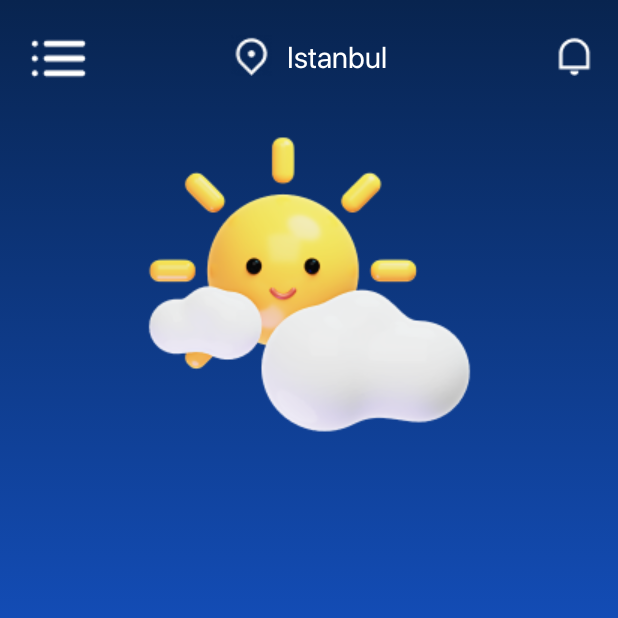
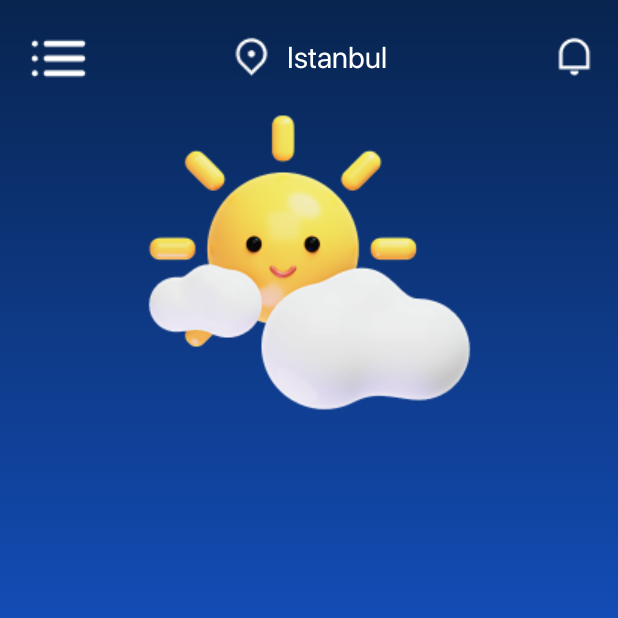
Before and after one commit to betulAkgull/sunnie, an Android app: the fragment HomeFragment shown on its own in the app's theme, on a phone screen of 412 x 824 dp, the top half of it. Run offline under Robolectric (Android 15) with nearby library versions, the phone set to English and light mode, and no system bars.

Commit message:
style changed

```diff
--- a/app/src/main/res/layout/fragment_home.xml
+++ b/app/src/main/res/layout/fragment_home.xml
@@ -1,19 +1,18 @@
 <?xml version="1.0" encoding="utf-8"?>
 <androidx.constraintlayout.widget.ConstraintLayout xmlns:android="http://schemas.android.com/apk/res/android"
     xmlns:app="http://schemas.android.com/apk/res-auto"
-    xmlns:tools="http://schemas.android.com/tools"
+    android:background="@drawable/bg_gradient"
     android:layout_width="match_parent"
     android:layout_height="match_parent">
 
     <ImageView
-        android:id="@+id/imageView2"
+        android:id="@+id/iv_menu"
         android:layout_width="wrap_content"
         android:layout_height="wrap_content"
         android:layout_marginTop="15dp"
         android:layout_marginStart="15dp"
         app:layout_constraintStart_toStartOf="parent"
         app:layout_constraintTop_toTopOf="parent"
-        android:background="@android:color/transparent"
         app:srcCompat="@drawable/ic_menu" />
 
     <LinearLayout
@@ -21,17 +20,16 @@
         android:layout_width="wrap_content"
         android:layout_height="wrap_content"
         android:layout_marginTop="8dp"
-        android:background="@android:color/transparent"
         android:orientation="horizontal"
         app:layout_constraintEnd_toEndOf="parent"
         app:layout_constraintHorizontal_bias="0.373"
-        app:layout_constraintStart_toEndOf="@+id/imageView2"
-        app:layout_constraintTop_toTopOf="@+id/imageView2">
+        app:layout_constraintStart_toEndOf="@+id/iv_menu"
+        app:layout_constraintTop_toTopOf="@+id/iv_menu">
 
         <ImageView
+            android:id="@+id/iv_location"
             android:layout_width="wrap_content"
             android:layout_height="wrap_content"
-            android:background="@android:color/transparent"
             android:src="@drawable/ic_map" />
 
         <TextView
@@ -40,7 +38,6 @@
             android:layout_width="wrap_content"
             android:layout_height="wrap_content"
             android:layout_marginStart="10dp"
-            android:background="@android:color/transparent"
             android:text="Istanbul" />
 
     </LinearLayout>
@@ -50,7 +47,6 @@
         android:layout_width="wrap_content"
         android:layout_height="wrap_content"
         android:layout_marginEnd="15dp"
-        android:background="@android:color/transparent"
         android:src="@drawable/ic_notif"
         app:layout_constraintEnd_toEndOf="parent"
         app:layout_constraintHorizontal_bias="1.0"
@@ -58,14 +54,32 @@
         app:layout_constraintTop_toTopOf="@+id/linearLayout" />
 
 
-    <ImageView
-        android:id="@+id/iv_weather"
-        android:layout_width="wrap_content"
-        android:layout_height="wrap_content"
-        android:layout_marginTop="30dp"
-        android:background="@android:color/transparent"
-        android:src="@drawable/partly_cloudy_day"
-        app:layout_constraintEnd_toEndOf="parent"
+    <ScrollView
+        android:layout_width="match_parent"
+        android:layout_height="0dp"
+        android:layout_marginTop="15dp"
+        app:layout_constraintBottom_toBottomOf="parent"
+        app:layout_constraintHorizontal_bias="0.0"
         app:layout_constraintStart_toStartOf="parent"
-        app:layout_constraintTop_toBottomOf="@+id/linearLayout" />
+        app:layout_constraintTop_toBottomOf="@+id/linearLayout"
+        app:layout_constraintVertical_bias="0.072">
+
+        <androidx.constraintlayout.widget.ConstraintLayout
+            android:layout_width="match_parent"
+            android:layout_height="match_parent">
+
+            <ImageView
+                android:id="@+id/iv_weather"
+                android:layout_width="wrap_content"
+                android:layout_height="wrap_content"
+                android:layout_gravity="center"
+                android:src="@drawable/partly_cloudy_day"
+                app:layout_constraintEnd_toEndOf="parent"
+                app:layout_constraintStart_toStartOf="parent" />
+
+
+
+        </androidx.constraintlayout.widget.ConstraintLayout>
+
+    </ScrollView>
 </androidx.constraintlayout.widget.ConstraintLayout>
--- a/app/src/main/res/layout/fragment_sign_in.xml
+++ b/app/src/main/res/layout/fragment_sign_in.xml
@@ -1,6 +1,7 @@
 <?xml version="1.0" encoding="utf-8"?>
 <androidx.constraintlayout.widget.ConstraintLayout xmlns:android="http://schemas.android.com/apk/res/android"
     xmlns:app="http://schemas.android.com/apk/res-auto"
+    android:background="@drawable/bg_gradient"
     android:layout_width="match_parent"
     android:layout_height="match_parent">
 
@@ -8,7 +9,6 @@
         android:id="@+id/btn_back"
         android:layout_width="0dp"
         android:layout_height="wrap_content"
-        android:backgroundTint="@android:color/transparent"
         android:layout_marginTop="15dp"
         android:layout_marginStart="15dp"
         app:layout_constraintStart_toStartOf="parent"
--- a/app/src/main/res/layout/fragment_sign_up.xml
+++ b/app/src/main/res/layout/fragment_sign_up.xml
@@ -2,13 +2,13 @@
 <androidx.constraintlayout.widget.ConstraintLayout xmlns:android="http://schemas.android.com/apk/res/android"
     android:layout_width="match_parent"
     android:layout_height="match_parent"
+    android:background="@drawable/bg_gradient"
     xmlns:app="http://schemas.android.com/apk/res-auto">
 
     <ImageView
         android:id="@+id/btn_back"
         android:layout_width="0dp"
         android:layout_height="wrap_content"
-        android:backgroundTint="@android:color/transparent"
         android:layout_marginTop="15dp"
         android:layout_marginStart="15dp"
         app:layout_constraintStart_toStartOf="parent"
--- a/app/src/main/res/layout/fragment_splash.xml
+++ b/app/src/main/res/layout/fragment_splash.xml
@@ -1,7 +1,7 @@
 <?xml version="1.0" encoding="utf-8"?>
 <androidx.constraintlayout.widget.ConstraintLayout xmlns:android="http://schemas.android.com/apk/res/android"
     xmlns:app="http://schemas.android.com/apk/res-auto"
-    android:id="@+id/layout"
+    android:background="@drawable/bg_gradient"
     android:layout_width="match_parent"
     android:layout_height="match_parent">
 
@@ -10,7 +10,6 @@
         android:layout_width="wrap_content"
         android:layout_height="wrap_content"
         android:layout_marginTop="100dp"
-        android:backgroundTint="@android:color/transparent"
         android:src="@drawable/clear_day"
         app:layout_constraintEnd_toEndOf="parent"
         app:layout_constraintStart_toStartOf="parent"
--- a/app/src/main/res/values/themes.xml
+++ b/app/src/main/res/values/themes.xml
@@ -1,7 +1,6 @@
 <resources>
     <!-- Base application theme. -->
     <style name="Base.Theme.Weatherapp" parent="Theme.Material3.DayNight.NoActionBar">
-        <item name="android:background">@drawable/bg_gradient</item>
         <item name="fontFamily">@font/sfpromedium</item>
         <item name="android:textColor">@color/white</item>
     </style>
```
